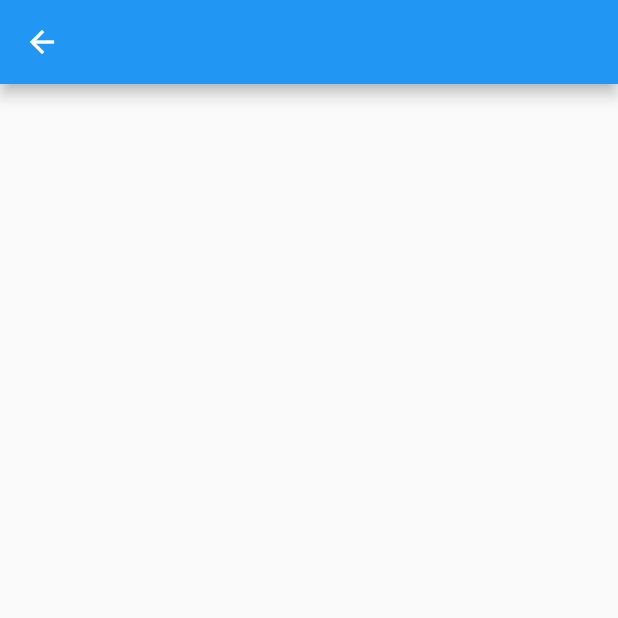
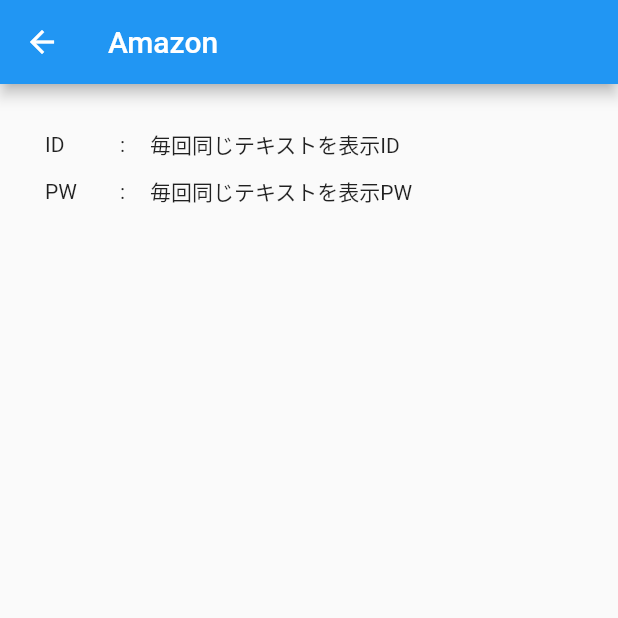
Before and after one commit to 11mrhappy/starter, a Flutter app: the screen it shows after launch, after a tap on "Amazon", on a phone screen of 412 x 824 dp, the top half of it. Run offline on Flutter 3.47's test engine with Material 2 defaults, Android fonts, the phone set to English and light mode, and no system bars.

Commit message:
pass data over file

```diff
--- a/lib/main.dart
+++ b/lib/main.dart
@@ -48,7 +48,7 @@ class _MyHomePageState extends State<MyHomePage> {
                   // タップした時の処理をここに記述
                   Navigator.push(
                     context, MaterialPageRoute(
-                      builder: (context) => NextPage()
+                      builder: (context) => NextPage(titleList[index]),
                     ),
                   );
                 },
--- a/lib/next_page.dart
+++ b/lib/next_page.dart
@@ -1,6 +1,9 @@
 import 'package:flutter/material.dart';
 
 class NextPage extends StatefulWidget {
+  final String title;
+  NextPage(this.title); //送られてきた値をtitleに渡す
+
   @override
   _NextPageState createState() => _NextPageState();
 }
@@ -9,7 +12,43 @@ class _NextPageState extends State<NextPage> {
   @override
   Widget build(BuildContext context) {
     return Scaffold(
-      appBar: AppBar(),
+      appBar: AppBar(
+        title: Text(widget.title),
+      ),
+      body: Padding(
+        padding: EdgeInsets.all(30.0),
+        child: Column(
+          children: [
+            Row(
+              children: [
+                Container(
+                  width: 50,
+                  child: Text('ID'),
+                ),
+                Container(
+                  width: 20,
+                  child: Text(':'),
+                ),
+                Text('毎回同じテキストを表示ID'),
+              ],
+            ),
+            Padding(padding: EdgeInsets.all(5.0),), // 上下5,左右0のpaddingを作る
+            Row(
+              children: [
+                Container(
+                  width: 50,
+                  child: Text('PW'),
+                ),
+                Container(
+                  width: 20,
+                  child: Text(':'),
+                ),
+                Text('毎回同じテキストを表示PW'),
+              ],
+            ),
+          ],
+        ),
+      ),
     );
   }
 }
```
